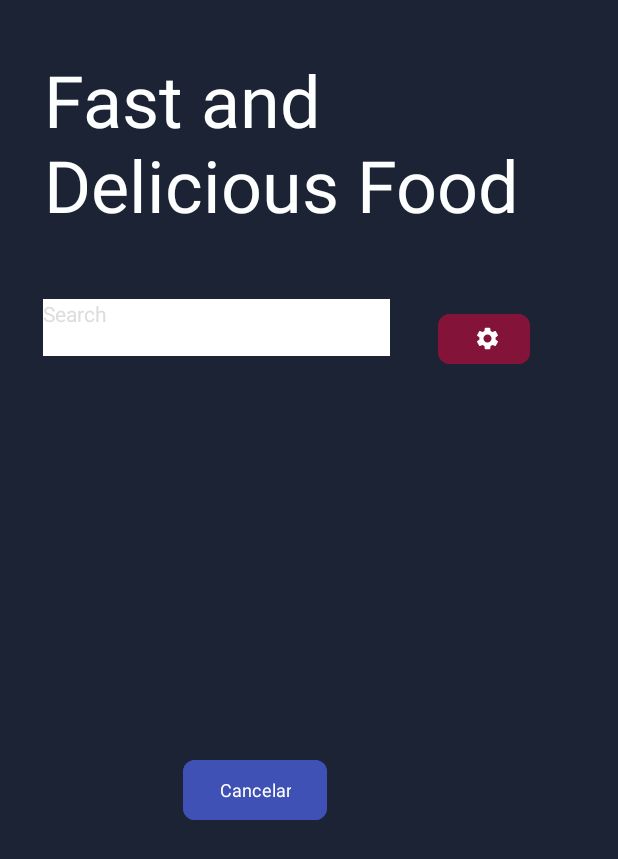
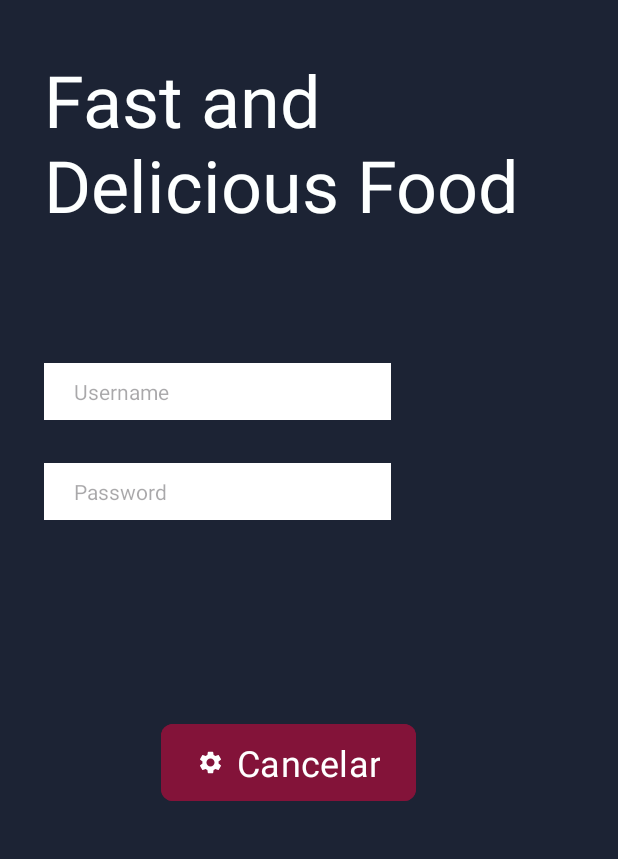
Before and after one commit to Maxximio/Dispositivos-Moviles, an Android app: the screen it shows after launch (MainActivity), on a phone screen of 412 x 824 dp. Shown: the top 859 px of the screen. Run offline under Robolectric (Android 15) with nearby library versions, the phone set to English and light mode, and no system bars; Roboto replaces fonts that are not available here.

Commit message:
data classes y login

```diff
--- /dev/null
+++ b/app/src/main/java/com/exam/dispositivosmoviles/data/entities/LoginUser.kt
@@ -0,0 +1,3 @@
+package com.exam.dispositivosmoviles.data.entities
+
+data class LoginUser(val name:String = "admin", val pass:String = "admin")
--- /dev/null
+++ b/app/src/main/java/com/exam/dispositivosmoviles/login/validator/LoginValidator.kt
@@ -0,0 +1,13 @@
+package com.exam.dispositivosmoviles.login.validator
+
+import com.exam.dispositivosmoviles.data.entities.LoginUser
+
+class LoginValidator {
+
+    fun checkLogin(name: String, password: String) : Boolean{
+//        var ret = false
+        val admin = LoginUser()
+         return (admin.name == name && admin.pass == password)
+//        return ret
+    }
+}
--- a/app/src/main/java/com/exam/dispositivosmoviles/ui/activities/MainActivity.kt
+++ b/app/src/main/java/com/exam/dispositivosmoviles/ui/activities/MainActivity.kt
@@ -8,9 +8,14 @@ import android.util.Log
 import android.widget.SearchView
 import android.widget.TextView
 import com.exam.dispositivosmoviles.databinding.ActivityMainBinding
+import com.exam.dispositivosmoviles.login.validator.LoginValidator
 import com.google.android.material.snackbar.Snackbar
 
 class MainActivity : AppCompatActivity() {
+
+
+
+
 
     private lateinit var binding: ActivityMainBinding
     var a = 2
@@ -56,14 +61,37 @@ class MainActivity : AppCompatActivity() {
 //    }
 
     private fun initClass(){
+
+
+
         binding.button.setOnClickListener{
-            var intent = Intent(
-                this,
-                MainActivity2::class.java
-            )
-            intent.putExtra("var1" , binding.edit.text.toString())
+            val loginVal = LoginValidator()
+            val check = loginVal.checkLogin( binding.editName.text.toString(), binding.editPass.text.toString())
 
-            startActivity(intent)
+
+
+
+//            if ( binding.editName.text.toString() == "admin" && binding.editName.text.toString() == "admin"){
+            if (check){
+                var intent = Intent(
+                    this,
+                    MainActivity2::class.java
+                )
+
+
+
+                intent.putExtra("var1" ,
+                    ""
+//                binding.edit_.text.toString()
+                )
+                intent.putExtra("var2", 2)
+                startActivity(intent)
+            }else{
+                Snackbar.make(binding.textView, "Usuario o contraseña invalidos", Snackbar.LENGTH_LONG).show()
+            }
+
+
+
         }
     }
 
--- a/app/src/main/res/layout/activity_main.xml
+++ b/app/src/main/res/layout/activity_main.xml
@@ -7,18 +7,7 @@
     android:background="@color/white_dm"
     tools:context=".ui.activities.MainActivity">
 
-    <Button
-        android:id="@+id/button3"
-        style="@style/ButtonsGeneral"
-        android:layout_width="wrap_content"
-        android:layout_height="wrap_content"
-        android:text="@string/button"
-        app:layout_constraintBottom_toBottomOf="parent"
-        app:layout_constraintEnd_toEndOf="parent"
-        app:layout_constraintHorizontal_bias="0.387"
-        app:layout_constraintStart_toStartOf="parent"
-        app:layout_constraintTop_toBottomOf="@+id/textView3"
-        app:layout_constraintVertical_bias="0.492" />
+
 
     <TextView
         android:id="@+id/textView"
@@ -40,43 +29,49 @@
     <Button
         android:id="@+id/button"
         style="@style/ButtonsGeneral"
-        android:layout_width="61dp"
-        android:layout_height="41dp"
+        android:layout_width="170dp"
+        android:layout_height="59dp"
         android:backgroundTint="#831339"
         android:text="@string/button"
+        android:textSize="24sp"
         app:icon="@drawable/baseline_settings_24"
         app:layout_constraintBottom_toBottomOf="parent"
         app:layout_constraintEnd_toEndOf="parent"
-        app:layout_constraintHorizontal_bias="0.833"
+        app:layout_constraintHorizontal_bias="0.443"
         app:layout_constraintStart_toStartOf="parent"
         app:layout_constraintTop_toBottomOf="@+id/textView"
-        app:layout_constraintVertical_bias="0.086"
-        tools:text="   " />
+        app:layout_constraintVertical_bias="0.534"
+        tools:text="Ingresar" />
 
-    <TextView
-        android:id="@+id/textView3"
+    <EditText
+        android:id="@+id/edit_name"
         android:layout_width="231dp"
         android:layout_height="38dp"
-        android:layout_marginTop="48dp"
-        android:layout_marginEnd="32dp"
         android:background="#FFFFFF"
         android:backgroundTint="#FFFFFF"
-        android:shadowColor="@color/white_dm"
-        android:text="Search"
-
-        app:layout_constraintEnd_toStartOf="@+id/button"
-        app:layout_constraintTop_toBottomOf="@+id/textView" />
+        android:hint="Username"
+        android:paddingLeft="30px"
+        app:layout_constraintBottom_toTopOf="@+id/edit_pass"
+        app:layout_constraintEnd_toEndOf="parent"
+        app:layout_constraintHorizontal_bias="0.161"
+        app:layout_constraintStart_toStartOf="parent"
+        app:layout_constraintTop_toTopOf="parent"
+        app:layout_constraintVertical_bias="0.893" />
 
     <EditText
-        android:id="@+id/edit"
+        android:id="@+id/edit_pass"
         android:layout_width="231dp"
         android:layout_height="38dp"
+        android:background="#FFFFFF"
+        android:backgroundTint="#FFFFFF"
+        android:paddingLeft="30px"
+        android:hint="Password"
         app:layout_constraintBottom_toBottomOf="parent"
         app:layout_constraintEnd_toEndOf="parent"
         app:layout_constraintHorizontal_bias="0.161"
         app:layout_constraintStart_toStartOf="parent"
         app:layout_constraintTop_toTopOf="parent"
-        app:layout_constraintVertical_bias="0.278" />
+        app:layout_constraintVertical_bias="0.393" />
 
 
 </androidx.constraintlayout.widget.ConstraintLayout>
--- a/app/src/main/res/layout/activity_main2.xml
+++ b/app/src/main/res/layout/activity_main2.xml
@@ -33,6 +33,7 @@
         app:layout_constraintStart_toStartOf="parent"
         app:layout_constraintTop_toTopOf="parent"
         app:layout_constraintVertical_bias="1.0" />
+
 
     <EditText
         android:id="@+id/editTextText"
```
